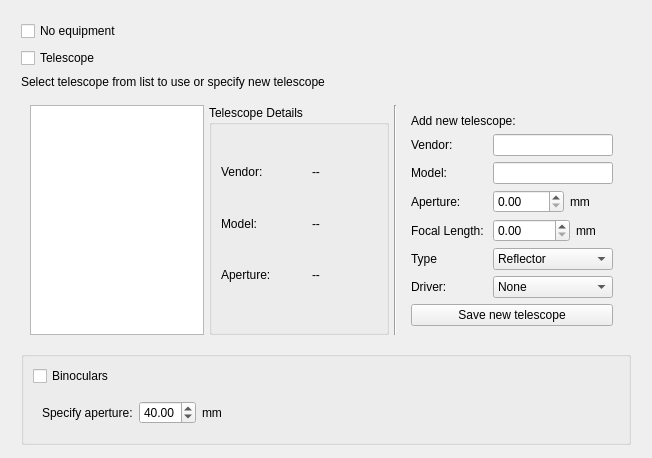
Old version of the form kstars/tools/whatsinteresting/wiequipsettings.ui in the repository KDE/kstars.
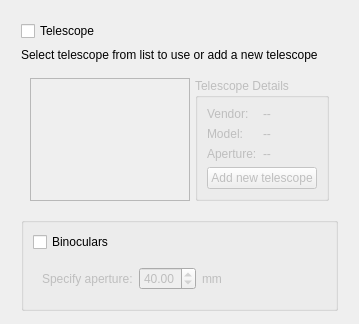
New version of the form.

Commit message:
Fixing few problems in the WI Equipment tool.
BUGS:362905
FIXED-IN:16.08

The edit to the form file:
```diff
--- a/kstars/tools/whatsinteresting/wiequipsettings.ui
+++ b/kstars/tools/whatsinteresting/wiequipsettings.ui
@@ -6,8 +6,8 @@
    <rect>
     <x>0</x>
     <y>0</y>
-    <width>652</width>
-    <height>427</height>
+    <width>350</width>
+    <height>322</height>
    </rect>
   </property>
   <layout class="QGridLayout" name="gridLayout_3">
@@ -37,13 +37,6 @@
      <property name="bottomMargin">
       <number>9</number>
      </property>
-     <item>
-      <widget class="QCheckBox" name="kcfg_NoEquipCheck">
-       <property name="text">
-        <string>No equipment</string>
-       </property>
-      </widget>
-     </item>
      <item>
       <widget class="QCheckBox" name="kcfg_TelescopeCheck">
        <property name="text">
@@ -54,13 +47,16 @@
      <item>
       <widget class="QLabel" name="scopeSelectLabel">
        <property name="text">
-        <string>Select telescope from list to use or specify new telescope</string>
+        <string>Select telescope from list to use or add a new telescope</string>
        </property>
       </widget>
      </item>
      <item>
       <widget class="QFrame" name="scopeFrame">
-       <layout class="QHBoxLayout" name="horizontalLayout">
+       <property name="enabled">
+        <bool>false</bool>
+       </property>
+       <layout class="QHBoxLayout" name="horizontalLayout" stretch="1,1">
         <property name="spacing">
          <number>5</number>
         </property>
@@ -78,278 +74,65 @@
          <widget class="QGroupBox" name="scopeDetailsBox">
           <property name="minimumSize">
            <size>
-            <width>180</width>
+            <width>0</width>
             <height>0</height>
            </size>
           </property>
           <property name="title">
            <string>Telescope Details</string>
           </property>
-          <layout class="QGridLayout" name="gridLayout">
-           <property name="bottomMargin">
-            <number>50</number>
-           </property>
-           <item row="4" column="1">
-            <spacer name="verticalSpacer_4">
-             <property name="orientation">
-              <enum>Qt::Vertical</enum>
-             </property>
-             <property name="sizeHint" stdset="0">
-              <size>
-               <width>20</width>
-               <height>40</height>
-              </size>
-             </property>
-            </spacer>
-           </item>
-           <item row="5" column="2">
-            <widget class="QLabel" name="apertureText">
-             <property name="text">
-              <string>--        </string>
-             </property>
-            </widget>
-           </item>
-           <item row="2" column="1">
-            <spacer name="verticalSpacer_3">
-             <property name="orientation">
-              <enum>Qt::Vertical</enum>
-             </property>
-             <property name="sizeHint" stdset="0">
-              <size>
-               <width>20</width>
-               <height>40</height>
-              </size>
-             </property>
-            </spacer>
-           </item>
-           <item row="3" column="2">
-            <widget class="QLabel" name="modelText">
-             <property name="text">
-              <string>--        </string>
-             </property>
-            </widget>
-           </item>
-           <item row="0" column="1">
-            <spacer name="verticalSpacer">
-             <property name="orientation">
-              <enum>Qt::Vertical</enum>
-             </property>
-             <property name="sizeHint" stdset="0">
-              <size>
-               <width>20</width>
-               <height>40</height>
-              </size>
-             </property>
-            </spacer>
-           </item>
-           <item row="1" column="2">
-            <widget class="QLabel" name="vendorText">
-             <property name="text">
-              <string>--        </string>
-             </property>
-            </widget>
-           </item>
-           <item row="3" column="0">
-            <widget class="QLabel" name="scopeModelText">
-             <property name="text">
-              <string>Model:</string>
-             </property>
-            </widget>
-           </item>
-           <item row="1" column="0">
-            <widget class="QLabel" name="scopeVendorText">
-             <property name="text">
-              <string>Vendor: </string>
-             </property>
-             <property name="alignment">
-              <set>Qt::AlignLeading|Qt::AlignLeft|Qt::AlignVCenter</set>
-             </property>
-            </widget>
-           </item>
-           <item row="5" column="0">
-            <widget class="QLabel" name="scopeApertureText">
-             <property name="text">
-              <string>Aperture:</string>
-             </property>
-            </widget>
-           </item>
-          </layout>
-         </widget>
-        </item>
-        <item>
-         <widget class="Line" name="line">
-          <property name="orientation">
-           <enum>Qt::Vertical</enum>
-          </property>
-         </widget>
-        </item>
-        <item>
-         <widget class="QFrame" name="addScopeFrame">
-          <property name="minimumSize">
-           <size>
-            <width>220</width>
-            <height>0</height>
-           </size>
-          </property>
-          <property name="maximumSize">
-           <size>
-            <width>194</width>
-            <height>16777215</height>
-           </size>
-          </property>
           <layout class="QVBoxLayout" name="verticalLayout">
            <item>
-            <spacer name="verticalSpacer_9">
-             <property name="orientation">
-              <enum>Qt::Vertical</enum>
-             </property>
-             <property name="sizeHint" stdset="0">
-              <size>
-               <width>20</width>
-               <height>40</height>
-              </size>
-             </property>
-            </spacer>
-           </item>
-           <item>
-            <widget class="QLabel" name="newScopeLabel">
-             <property name="text">
-              <string>Add new telescope:</string>
-             </property>
-            </widget>
-           </item>
-           <item>
-            <spacer name="verticalSpacer_6">
-             <property name="orientation">
-              <enum>Qt::Vertical</enum>
-             </property>
-             <property name="sizeHint" stdset="0">
-              <size>
-               <width>20</width>
-               <height>40</height>
-              </size>
-             </property>
-            </spacer>
-           </item>
-           <item>
-            <layout class="QFormLayout" name="formLayout">
+            <layout class="QFormLayout" name="formLayout_2">
              <item row="0" column="0">
-              <widget class="QLabel" name="vendorLabel">
+              <widget class="QLabel" name="scopeVendorText">
                <property name="text">
                 <string>Vendor: </string>
                </property>
+               <property name="alignment">
+                <set>Qt::AlignLeading|Qt::AlignLeft|Qt::AlignVCenter</set>
+               </property>
               </widget>
              </item>
              <item row="0" column="1">
-              <widget class="QLineEdit" name="vendorLineEdit"/>
+              <widget class="QLabel" name="vendorText">
+               <property name="text">
+                <string>--        </string>
+               </property>
+              </widget>
              </item>
              <item row="1" column="0">
-              <widget class="QLabel" name="modelLabel">
+              <widget class="QLabel" name="scopeModelText">
                <property name="text">
-                <string>Model: </string>
+                <string>Model:</string>
                </property>
               </widget>
              </item>
              <item row="1" column="1">
-              <widget class="QLineEdit" name="modelLineEdit"/>
+              <widget class="QLabel" name="modelText">
+               <property name="text">
+                <string>--        </string>
+               </property>
+              </widget>
              </item>
              <item row="2" column="0">
-              <widget class="QLabel" name="apertureLabel">
+              <widget class="QLabel" name="scopeApertureText">
                <property name="text">
-                <string>Aperture: </string>
+                <string>Aperture:</string>
                </property>
               </widget>
              </item>
              <item row="2" column="1">
-              <layout class="QHBoxLayout" name="horizontalLayout_2">
-               <item>
-                <widget class="QDoubleSpinBox" name="apertureSpinBox">
-                 <property name="maximum">
-                  <double>2000.000000000000000</double>
-                 </property>
-                 <property name="singleStep">
-                  <double>0.100000000000000</double>
-                 </property>
-                </widget>
-               </item>
-               <item>
-                <widget class="QLabel" name="label">
-                 <property name="text">
-                  <string>mm</string>
-                 </property>
-                </widget>
-               </item>
-              </layout>
-             </item>
-             <item row="3" column="0">
-              <widget class="QLabel" name="focalLengthLabel">
+              <widget class="QLabel" name="apertureText">
                <property name="text">
-                <string>Focal Length: </string>
+                <string>--        </string>
                </property>
               </widget>
              </item>
-             <item row="3" column="1">
-              <layout class="QHBoxLayout" name="horizontalLayout_3">
-               <item>
-                <widget class="QDoubleSpinBox" name="focalLenSpinBox">
-                 <property name="maximum">
-                  <double>20000.000000000000000</double>
-                 </property>
-                 <property name="singleStep">
-                  <double>0.010000000000000</double>
-                 </property>
-                </widget>
-               </item>
-               <item>
-                <widget class="QLabel" name="label_2">
-                 <property name="text">
-                  <string>mm</string>
-                 </property>
-                </widget>
-               </item>
-              </layout>
-             </item>
-             <item row="4" column="0">
-              <widget class="QLabel" name="typeLabel">
-               <property name="text">
-                <string>Type</string>
-               </property>
-              </widget>
-             </item>
-             <item row="4" column="1">
-              <widget class="QComboBox" name="typeComboBox">
-               <item>
-                <property name="text">
-                 <string>Reflector</string>
-                </property>
-               </item>
-               <item>
-                <property name="text">
-                 <string>Refractor</string>
-                </property>
-               </item>
-              </widget>
-             </item>
-             <item row="5" column="0">
-              <widget class="QLabel" name="driverLabel">
-               <property name="text">
-                <string>Driver:</string>
-               </property>
-              </widget>
-             </item>
-             <item row="5" column="1">
-              <widget class="QComboBox" name="driverComboBox">
-               <item>
-                <property name="text">
-                 <string>None</string>
-                </property>
-               </item>
-              </widget>
-             </item>
             </layout>
            </item>
            <item>
-            <spacer name="verticalSpacer_7">
+            <spacer name="verticalSpacer_4">
              <property name="orientation">
               <enum>Qt::Vertical</enum>
              </property>
@@ -362,24 +145,28 @@
             </spacer>
            </item>
            <item>
-            <widget class="QPushButton" name="saveNewScopeButton">
-             <property name="text">
-              <string>Save new telescope</string>
-             </property>
-            </widget>
-           </item>
-           <item>
-            <spacer name="verticalSpacer_8">
-             <property name="orientation">
-              <enum>Qt::Vertical</enum>
-             </property>
-             <property name="sizeHint" stdset="0">
-              <size>
-               <width>20</width>
-               <height>40</height>
-              </size>
-             </property>
-            </spacer>
+            <layout class="QHBoxLayout" name="horizontalLayout_2">
+             <item>
+              <widget class="QPushButton" name="saveNewScopeButton">
+               <property name="text">
+                <string>Add new telescope</string>
+               </property>
+              </widget>
+             </item>
+             <item>
+              <spacer name="horizontalSpacer">
+               <property name="orientation">
+                <enum>Qt::Horizontal</enum>
+               </property>
+               <property name="sizeHint" stdset="0">
+                <size>
+                 <width>40</width>
+                 <height>20</height>
+                </size>
+               </property>
+              </spacer>
+             </item>
+            </layout>
            </item>
           </layout>
          </widget>
@@ -402,6 +189,9 @@
         </item>
         <item>
          <widget class="QFrame" name="binoDetailsFrame">
+          <property name="enabled">
+           <bool>false</bool>
+          </property>
           <layout class="QHBoxLayout" name="horizontalLayout_7">
            <item>
             <widget class="QLabel" name="binoApertureText">
```
Left out of the diff: 2 changed lines with no effect on the pictures. The commit also changes 4 other files.
